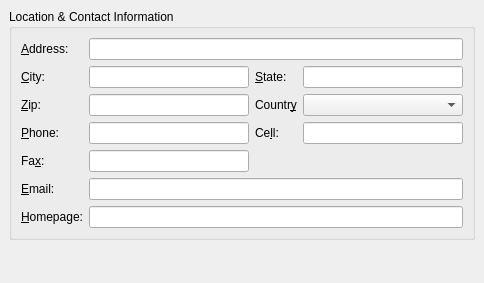
Before: the Qt Designer form protocols/oscar/icq/ui/icqhomeinfowidget.ui in KDE/kopete, drawn with Qt 5.
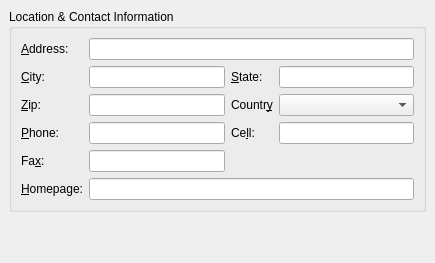
After: the same form once the commit is applied.

Commit message: Add support for editing ICQEmailInfo and ICQNotesInfo. All user info classes are implemented :)

Diff of the .ui file:
```diff
--- a/protocols/oscar/icq/ui/icqhomeinfowidget.ui
+++ b/protocols/oscar/icq/ui/icqhomeinfowidget.ui
@@ -5,8 +5,8 @@
    <rect>
     <x>0</x>
     <y>0</y>
-    <width>484</width>
-    <height>283</height>
+    <width>435</width>
+    <height>263</height>
    </rect>
   </property>
   <layout class="QVBoxLayout" >
@@ -207,31 +207,6 @@
        </widget>
       </item>
       <item row="5" column="0" >
-       <widget class="QLabel" name="textLabel9" >
-        <property name="text" >
-         <string>&amp;Email:</string>
-        </property>
-        <property name="buddy" >
-         <cstring>emailEdit</cstring>
-        </property>
-       </widget>
-      </item>
-      <item row="5" column="1" colspan="3" >
-       <widget class="QLineEdit" name="emailEdit" >
-        <property name="sizePolicy" >
-         <sizepolicy>
-          <hsizetype>3</hsizetype>
-          <vsizetype>0</vsizetype>
-          <horstretch>0</horstretch>
-          <verstretch>0</verstretch>
-         </sizepolicy>
-        </property>
-        <property name="readOnly" >
-         <bool>true</bool>
-        </property>
-       </widget>
-      </item>
-      <item row="6" column="0" >
        <widget class="QLabel" name="textLabel10_2" >
         <property name="text" >
          <string>&amp;Homepage:</string>
@@ -241,7 +216,7 @@
         </property>
        </widget>
       </item>
-      <item row="6" column="1" colspan="3" >
+      <item row="5" column="1" colspan="3" >
        <widget class="QLineEdit" name="homepageEdit" >
         <property name="sizePolicy" >
          <sizepolicy>
@@ -269,7 +244,7 @@
      </property>
      <property name="sizeHint" >
       <size>
-       <width>466</width>
+       <width>51</width>
        <height>16</height>
       </size>
      </property>
```
Left out of the diff: 1 changed line with no effect on the pictures. The commit also changes 5 other files.
